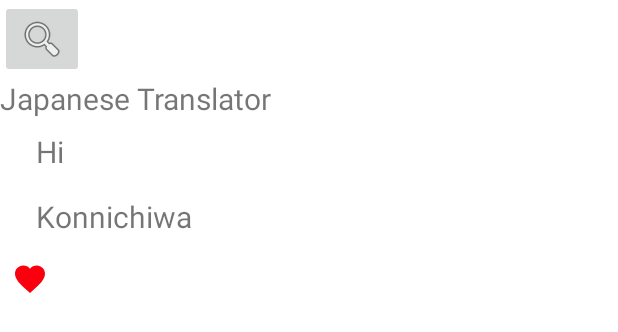
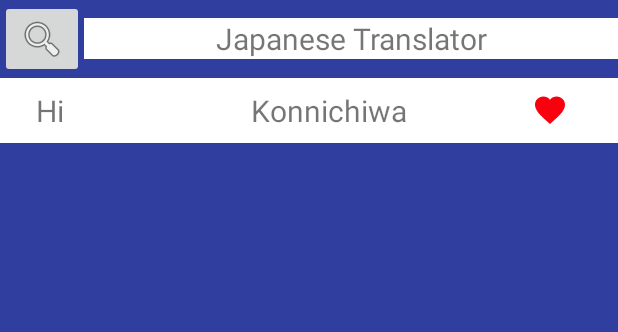
Before and after one commit to gr3y6h0st/BeginnerJapanesePhrases, an Android app: the layout beginner_japanese_widget.xml on its own in the app's theme, with its tools: preview values and no code run, on a phone screen of 412 x 824 dp. Shown: the top 332 px of the screen. Run offline under Robolectric (Android 15) with nearby library versions, the phone set to English and light mode, and no system bars.

Commit message:
Working on the Layout format for the Widget. Using LinearLayouts to display all text for now.

```diff
--- a/src/main/res/layout/beginner_japanese_widget.xml
+++ b/src/main/res/layout/beginner_japanese_widget.xml
@@ -2,12 +2,17 @@
     xmlns:android="http://schemas.android.com/apk/res/android"
     xmlns:app="http://schemas.android.com/apk/res-auto"
     xmlns:tools="http://schemas.android.com/tools"
+    android:background="@color/colorPrimaryDark"
+    android:id="@+id/widget_translator"
     android:orientation="vertical"
-    android:id="@+id/widget_translator"
     android:layout_width="match_parent"
-    android:layout_height="match_parent"
-    android:background="@color/cardview_light_background"
-    android:padding="@dimen/widget_margin">
+    android:layout_height="match_parent">
+
+    <LinearLayout
+        android:orientation="horizontal"
+        android:padding="@dimen/widget_margin"
+        android:layout_width="match_parent"
+        android:layout_height="wrap_content">
 
         <ImageButton
             android:id="@+id/widget_translator_search_icon"
@@ -19,12 +24,22 @@
 
         <TextView
             android:id="@+id/widget_translator_search_tv"
-        android:layout_width="wrap_content"
+            android:layout_width="0dp"
             android:layout_height="wrap_content"
-        android:layout_toEndOf="@+id/widget_translator_search_icon"
+            android:layout_weight="1"
+            android:gravity="center_horizontal"
+            android:layout_gravity="center_vertical"
             android:background="@color/cardview_light_background"
             android:text="@string/search_translate_hint"
             android:textSize="20sp" />
+    </LinearLayout>
+
+    <LinearLayout
+        android:orientation="horizontal"
+        android:background="@color/cardview_light_background"
+        android:layout_gravity="center_vertical"
+        android:layout_width="match_parent"
+        android:layout_height="wrap_content">
 
         <TextView
             android:id="@+id/widget_phrases_list_tv"
@@ -32,6 +47,8 @@
             android:layout_height="wrap_content"
             android:layout_marginStart="16dp"
             android:layout_marginEnd="16dp"
+            android:layout_weight="1"
+            android:layout_gravity="center_vertical"
             android:padding="8dp"
             android:textSize="20sp"
             tools:text="Hi" />
@@ -43,16 +60,23 @@
             android:layout_marginStart="16dp"
             android:layout_marginEnd="16dp"
             android:padding="8dp"
+            android:layout_weight="1"
+            android:layout_gravity="center_vertical"
+            android:gravity="center_horizontal"
             android:textSize="20sp"
             tools:text="Konnichiwa" />
 
         <ImageButton
             android:id="@+id/widget_favorite_image_button"
+            android:background="@android:color/transparent"
             android:layout_width="wrap_content"
             android:layout_height="wrap_content"
-        android:background="@android:color/transparent"
+            android:padding="8dp"
+            android:layout_weight="1"
+            android:layout_gravity="center_vertical"
             android:contentDescription="@string/favorite_button_content_description"
-        android:padding="8dp"
-        tools:layout_editor_absoluteY="1dp"
             tools:src="@drawable/ic_favorite" />
     </LinearLayout>
+
+
+</LinearLayout>
```
Also changed, not shown: src/main/java/com/android/beginnerleveljapanese/widget/BeginnerJapaneseWidgetProvider.java (+29 -9 lines), src/main/res/xml/learn_japanese_widget_provider_info.xml (+4 -4 lines). Lines whose indentation alone changed are shown as unchanged.
